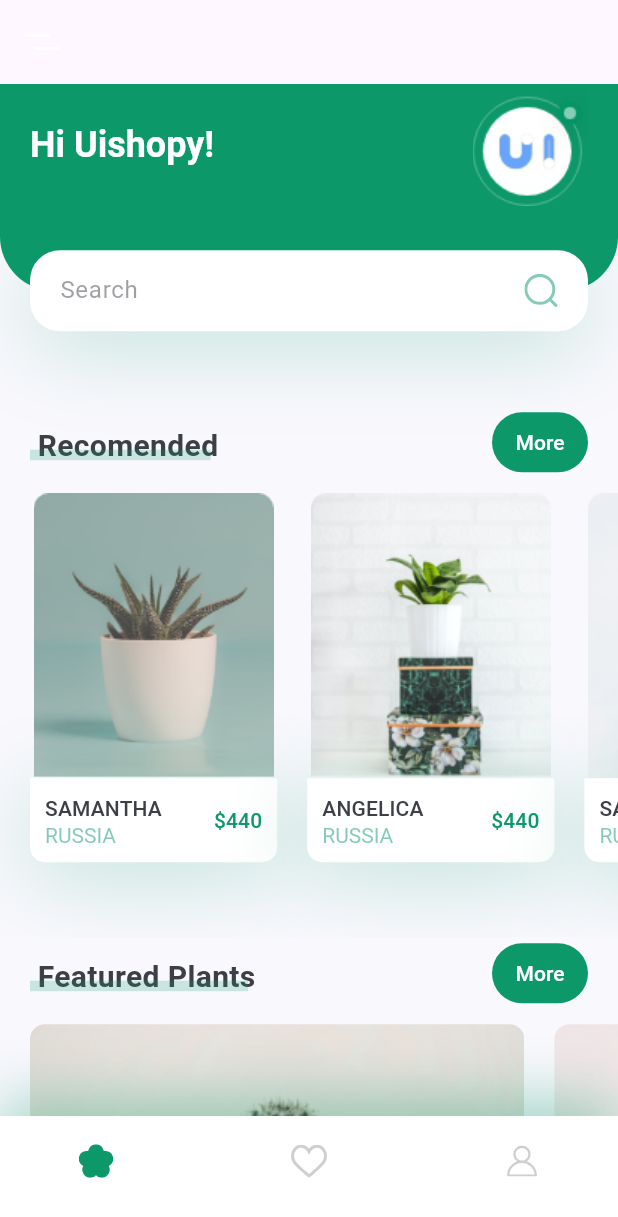
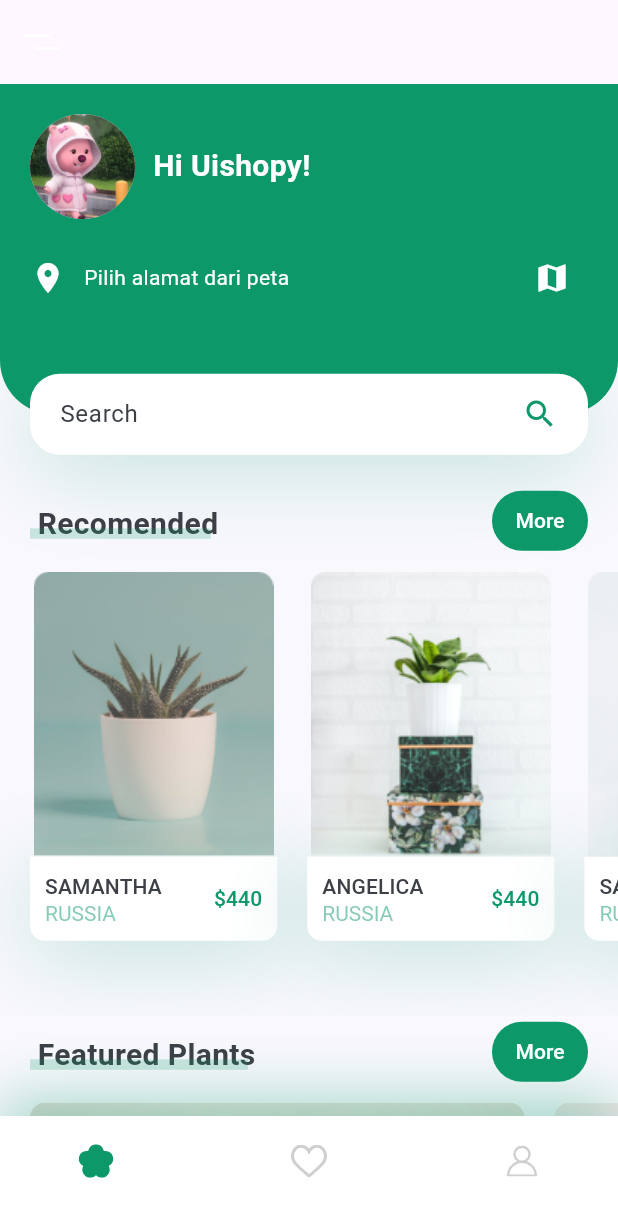
Before and after one commit to nrismawardah/145_PlantApp, a Flutter app: the screen it shows after launch, on a phone screen of 412 x 824 dp. Shown: the top 1217 px of the screen. Run offline on Flutter 3.47's test engine with Material 3 defaults, Android fonts, the phone set to English and light mode, and no system bars; our stand-ins replace flutter_svg, geocoding, geolocator, google_maps_flutter, image_picker.

Commit message:
Memperbarui tampilan profil di home

```diff
--- a/lib/screens/home/components/header_with_searchbox.dart
+++ b/lib/screens/home/components/header_with_searchbox.dart
@@ -1,8 +1,11 @@
+import 'dart:io';
+
 import 'package:flutter/material.dart';
-import 'package:flutter_svg/flutter_svg.dart';
+import 'package:image_picker/image_picker.dart';
 import 'package:plantapp/constants.dart';
+import 'package:plantapp/screens/maps/map_page.dart';
 
-class HeaderWithSearchBox extends StatelessWidget {
+class HeaderWithSearchBox extends StatefulWidget {
   const HeaderWithSearchBox({
     super.key,
     required this.size,
@@ -11,59 +14,120 @@ class HeaderWithSearchBox extends StatelessWidget {
   final Size size;
 
   @override
+  State<HeaderWithSearchBox> createState() => _HeaderWithSearchBoxState();
+}
+
+class _HeaderWithSearchBoxState extends State<HeaderWithSearchBox> {
+  File? _profileImage;
+  String? _selectedAddress;
+
+  Future<void> _pickImage() async {
+    final picked = await ImagePicker().pickImage(source: ImageSource.gallery);
+    if (picked != null) {
+      setState(() {
+        _profileImage = File(picked.path);
+      });
+    }
+  }
+
+  Future<void> _chooseAddress() async {
+    final result = await Navigator.push(
+      context,
+      MaterialPageRoute(builder: (_) => const MapPage()),
+    );
+    if (result != null) {
+      setState(() {
+        _selectedAddress = result;
+      });
+    }
+  }
+
+  @override
   Widget build(BuildContext context) {
     return Container(
-      margin: EdgeInsets.only(
-        bottom: kDefaultPadding * 2.5,
-      ),
-      height: size.height * 0.2,
+      margin: const EdgeInsets.only(bottom: kDefaultPadding),
+      height: widget.size.height * 0.30,
       child: Stack(
         children: [
           Container(
-            padding: EdgeInsets.only(
+            padding: const EdgeInsets.only(
               left: kDefaultPadding,
               right: kDefaultPadding,
               bottom: 36 + kDefaultPadding,
+              top: kDefaultPadding,
             ),
-            height: size.height * 0.2 - 27,
-            decoration: BoxDecoration(
+            height: widget.size.height * 0.30 - 27,
+            decoration: const BoxDecoration(
               color: kPrimaryColor,
               borderRadius: BorderRadius.only(
                 bottomLeft: Radius.circular(36),
                 bottomRight: Radius.circular(36),
               ),
             ),
-            child: Row(
+            child: Column(
+              crossAxisAlignment: CrossAxisAlignment.start,
               children: [
-                Text(
-                  'Hi Uishopy!',
-                  style: Theme.of(
-                    context,
-                  ).textTheme.headlineSmall?.copyWith(
-                    color: Colors.white,
-                    fontWeight: FontWeight.bold,
-                  ),
+                Row(
+                  children: [
+                    GestureDetector(
+                      onTap: _pickImage,
+                      child: CircleAvatar(
+                        radius: 35,
+                        backgroundImage: _profileImage != null
+                            ? FileImage(_profileImage!)
+                            : const AssetImage("assets/images/profile.jpeg") as ImageProvider,
+                      ),
+                    ),
+                    const SizedBox(width: 12),
+                    const Text(
+                      'Hi Uishopy!',
+                      style: TextStyle(
+                        color: Colors.white,
+                        fontSize: 20,
+                        fontWeight: FontWeight.bold,
+                      ),
+                    ),
+                  ],
                 ),
-                Spacer(),
-                Image.asset("assets/images/logo.png"),
+                const SizedBox(height: 15),
+                Row(
+                  crossAxisAlignment: CrossAxisAlignment.center,
+                  children: [
+                    const Icon(Icons.location_on, color: Colors.white),
+                    const SizedBox(width: 12),
+                    Expanded(
+                      child: Text(
+                        _selectedAddress ?? 'Pilih alamat dari peta',
+                        style: const TextStyle(color: Colors.white),
+                        overflow: TextOverflow.ellipsis,
+                        maxLines: 2,
+                      ),
+                    ),
+                    IconButton(
+                      icon: const Icon(Icons.map, color: Colors.white),
+                      onPressed: _chooseAddress,
+                    ),
+                  ],
+                ),
               ],
             ),
           ),
+          // Search Box
           Positioned(
             bottom: 0,
             left: 0,
             right: 0,
             child: Container(
               alignment: Alignment.center,
-              margin: EdgeInsets.symmetric(horizontal: kDefaultPadding),
-              padding: EdgeInsets.symmetric(horizontal: kDefaultPadding),
+              margin: const EdgeInsets.symmetric(horizontal: kDefaultPadding),
+              padding: const EdgeInsets.symmetric(horizontal: kDefaultPadding),
               height: 54,
               decoration: BoxDecoration(
                 color: Colors.white,
                 borderRadius: BorderRadius.circular(20),
                 boxShadow: [
                   BoxShadow(
-                    offset: Offset(0, 10),
+                    offset: const Offset(0, 10),
                     blurRadius: 50,
                     color: kPrimaryColor.withOpacity(0.23),
                   ),
@@ -71,21 +135,17 @@ class HeaderWithSearchBox extends StatelessWidget {
               ),
               child: Row(
                 children: [
-                  Expanded(
+                  const Expanded(
                     child: TextField(
-                      onChanged: (value) {},
                       decoration: InputDecoration(
                         hintText: 'Search',
-                        hintStyle: TextStyle(
-                          color: kTextColor.withOpacity(0.5),
-                        ),
+                        hintStyle: TextStyle(color: kTextColor),
                         enabledBorder: InputBorder.none,
                         focusedBorder: InputBorder.none,
-                        // suffixIcon: SvgPicture.asset("assets/icons/search.svg"),
                       ),
                     ),
                   ),
-                  SvgPicture.asset("assets/icons/search.svg"),
+                  Icon(Icons.search, color: kPrimaryColor),
                 ],
               ),
             ),
```
Also changed, not shown: assets/images/profile.jpeg (added), lib/screens/home/home_screen.dart (line endings or trailing spaces).
